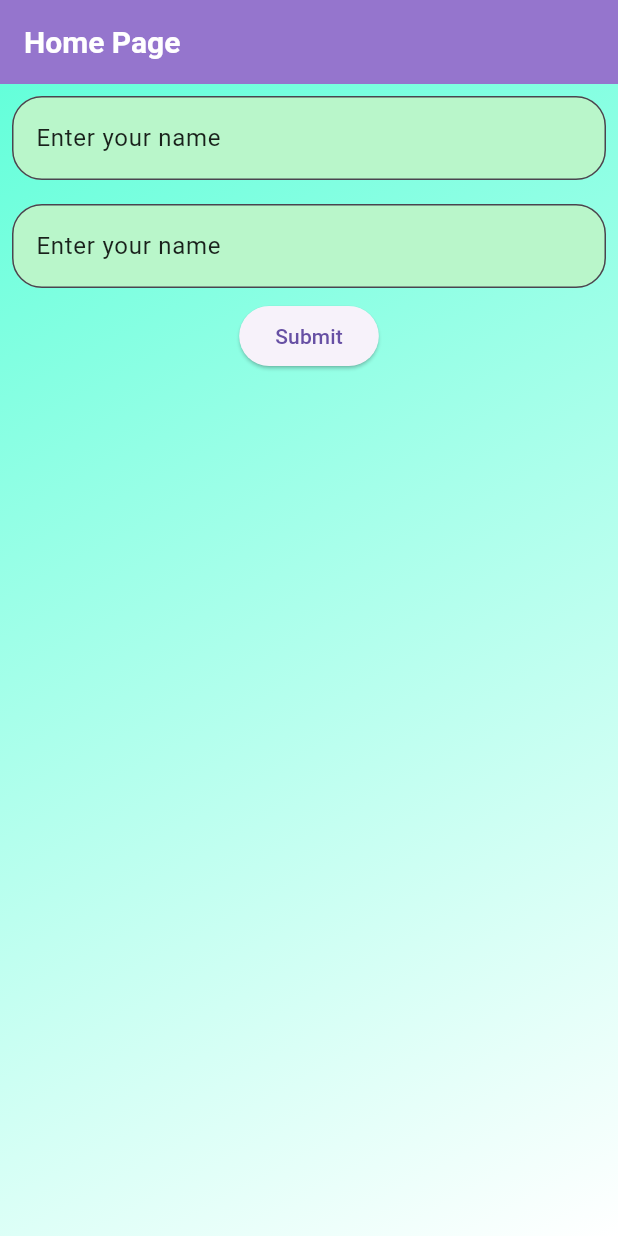
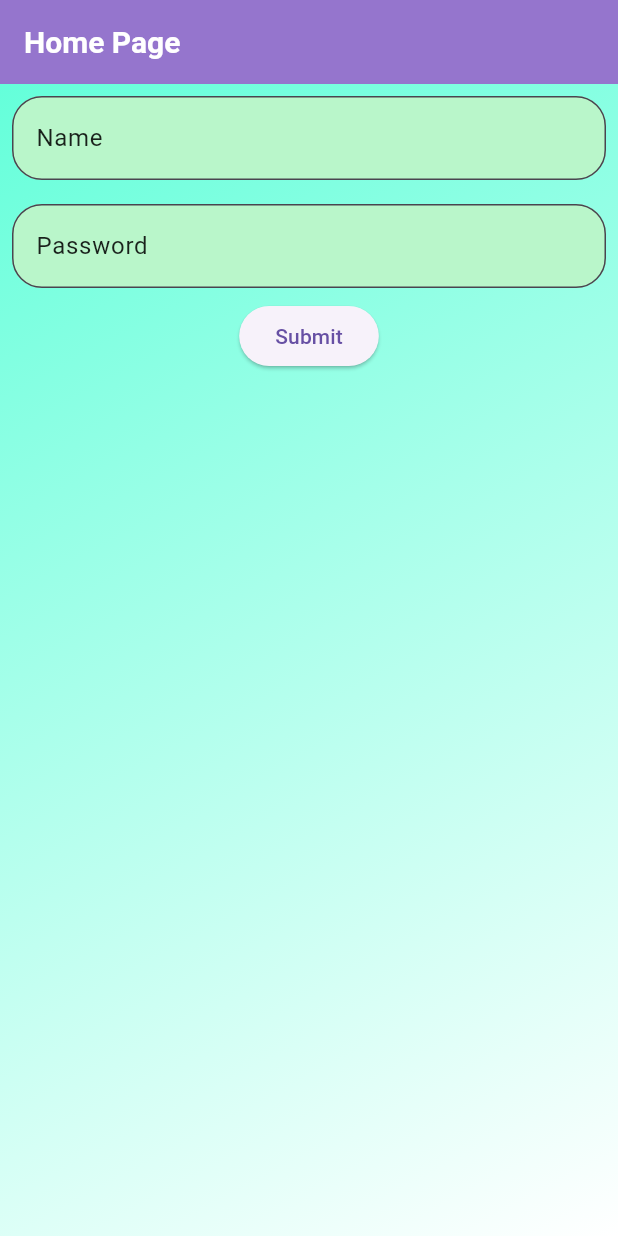
Before and after one commit to kazi-tawhid-ibn-monir/FlutterPractice, a Flutter app: the screen it shows after launch, after a tap on "Submit", on a phone screen of 412 x 824 dp. Run offline on Flutter 3.47's test engine with Material 3 defaults, Android fonts, the phone set to English and light mode, and no system bars.

Commit message:
1st practice done. complete code

```diff
--- a/lib/1/HomePage.dart
+++ b/lib/1/HomePage.dart
@@ -5,6 +5,8 @@ class Home extends StatelessWidget {
 
   @override
   Widget build(BuildContext context) {
+    TextEditingController name = TextEditingController();
+    TextEditingController password = TextEditingController();
     return Scaffold(
         appBar: AppBar(
           backgroundColor: Colors.deepPurple.shade300,
@@ -28,13 +30,15 @@ class Home extends StatelessWidget {
                     Padding(
                       padding: const EdgeInsets.all(8.0),
                       child: TextField(
+                        controller: name,
                         decoration: InputDecoration(
                           border: OutlineInputBorder(
                             borderRadius: BorderRadius.circular(20),
                           ),
                           fillColor: Colors.greenAccent.shade100,
                           filled: true,
-                          labelText: 'Enter your name',
+                          hintText: 'Enter your name',
+                          labelText: 'Name',
                           labelStyle: TextStyle(
                             color: Colors.black87,
                           ),
@@ -44,20 +48,26 @@ class Home extends StatelessWidget {
                     Padding(
                       padding: const EdgeInsets.all(8.0),
                       child: TextField(
+                        controller: password,
+                        obscureText: true,
                         decoration: InputDecoration(
                           border: OutlineInputBorder(
                             borderRadius: BorderRadius.circular(20),
                           ),
                           fillColor: Colors.greenAccent.shade100,
                           filled: true,
-                          labelText: 'Enter your name',
+                          hintText: 'Enter your password',
+                          labelText: 'Password',
                           labelStyle: TextStyle(
                             color: Colors.black87,
                           ),
                         ),
                       ),
                     ),
-                    ElevatedButton(onPressed: (){}, child: Text('Submit'))
+                    ElevatedButton(onPressed: (){
+                      print(name.text);
+                      print(password.text);
+                    }, child: Text('Submit'))
                   ],
                 ),
               ),
```
